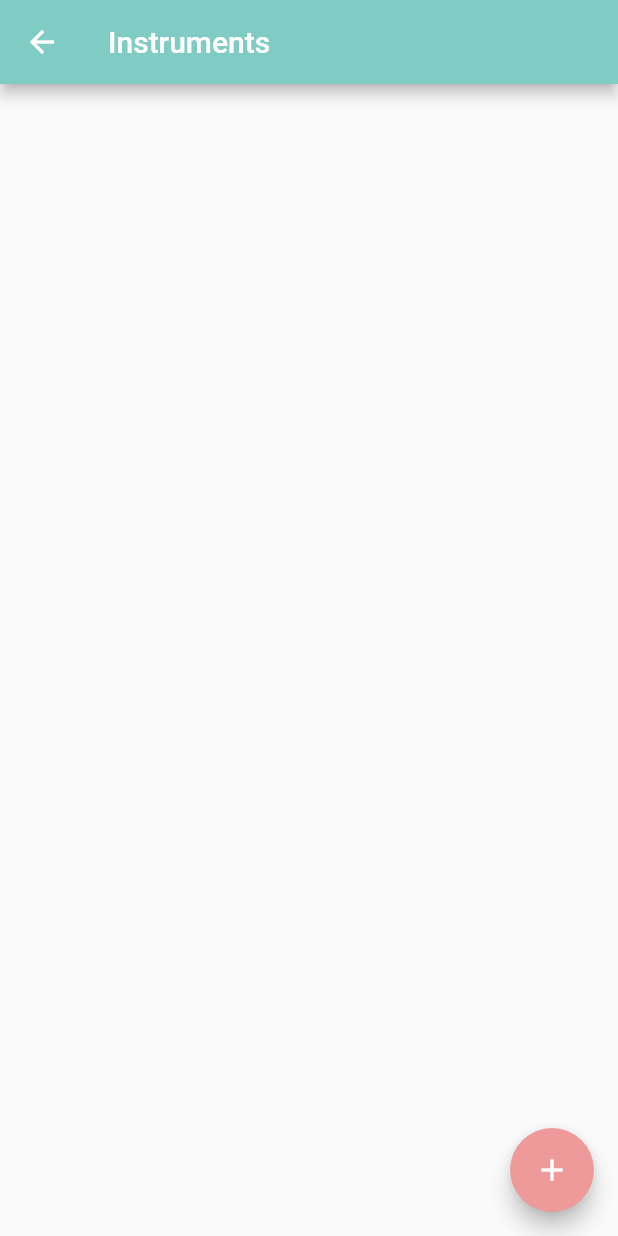
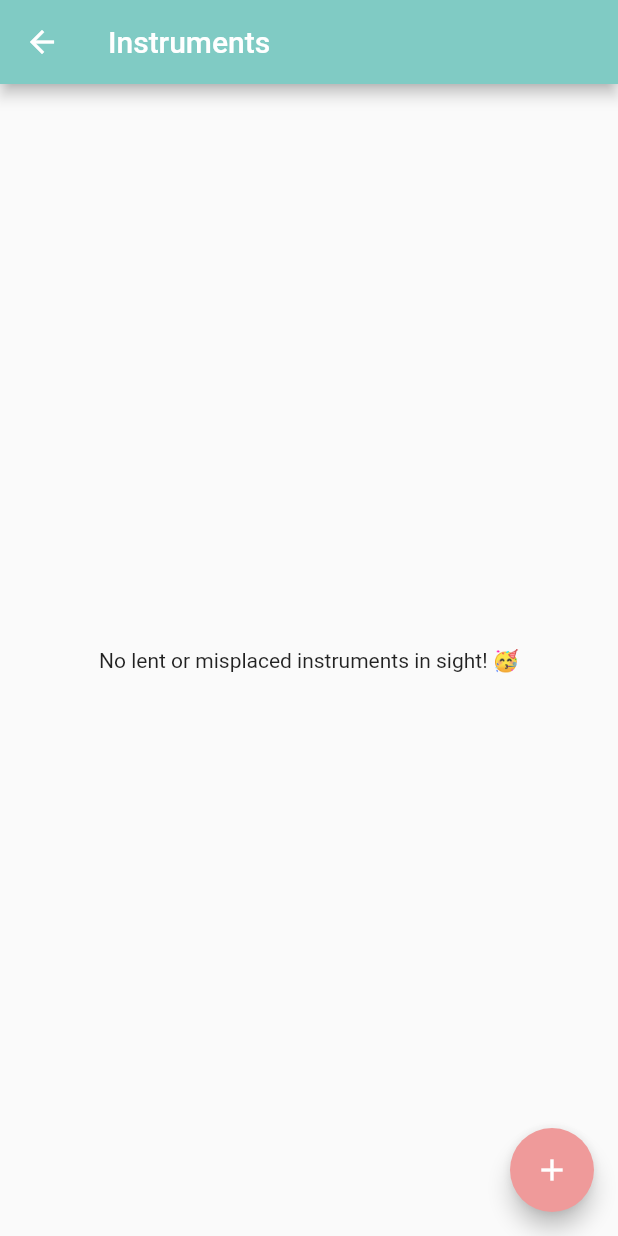
Before and after one commit to ahmedBassell/omnident, a Flutter app: the InstrumentsScreen screen opened directly, on a phone screen of 412 x 824 dp. Run offline on Flutter 3.47's test engine with Material 2 defaults, Android fonts, the light colour scheme and no system bars; our stand-ins replace date_time_picker, drift, get_it; missing offline and left inert: drift_dev; accounts and stored records are empty; generated files the repository leaves out were written again.

Commit message:
Handle empty state

```diff
--- a/lib/instruments/screens/instruments_screen.dart
+++ b/lib/instruments/screens/instruments_screen.dart
@@ -13,13 +13,22 @@ class InstrumentsScreen extends StatefulWidget {
 class _InstrumentsScreenState extends State<InstrumentsScreen> {
   InstrumentsService get _instrumentsService => GetIt.I<InstrumentsService>();
   List<Instrument> instruments = [];
+  String _emptyStateCopy = "";
+  List<String> emptyStateSentences = [
+    "High-five! All instruments are settled up! 🙌",
+    "No lent or misplaced instruments in sight! 🥳",
+    "Your instrument inventory is shining bright ✨",
+    "Nice work! Your instrument inventory is on point 🪥"
+  ];
 
   @override
   void initState() {
     super.initState();
+    emptyStateSentences.shuffle();
     _instrumentsService.getAll().then((value) => {
           setState(() {
             instruments = value;
+            _emptyStateCopy = emptyStateSentences.first;
           })
         });
   }
@@ -33,7 +42,9 @@ class _InstrumentsScreenState extends State<InstrumentsScreen> {
           onPressed: () {
             _showAddInstrumentSheet(context);
           }),
-      body: ListView.builder(
+      body: instruments.length == 0
+          ? Center(child: Text(_emptyStateCopy))
+          : ListView.builder(
               itemCount: instruments.length,
               itemBuilder: (context, index) {
                 return InstrumentItem(
@@ -47,7 +58,6 @@ class _InstrumentsScreenState extends State<InstrumentsScreen> {
   void _showAddInstrumentSheet(BuildContext context) {
     showModalBottomSheet(
       context: context,
-      // isScrollControlled: true,
       builder: (context) {
         return SingleChildScrollView(
             child: Column(
```
Lines whose indentation alone changed are shown as unchanged.
